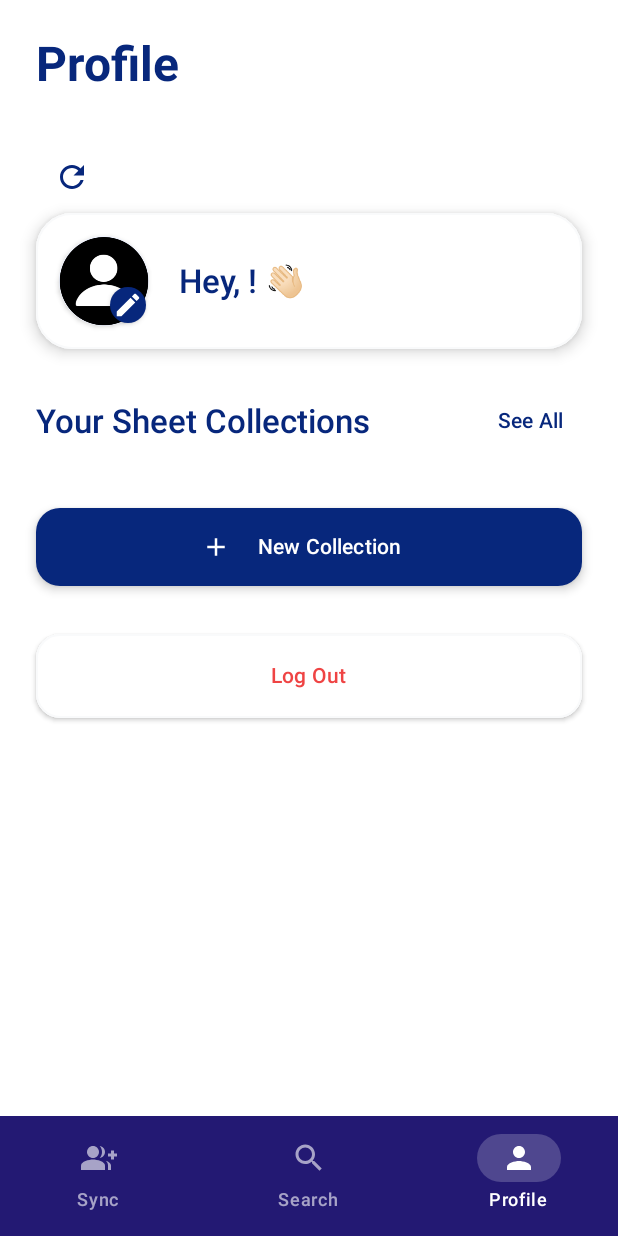
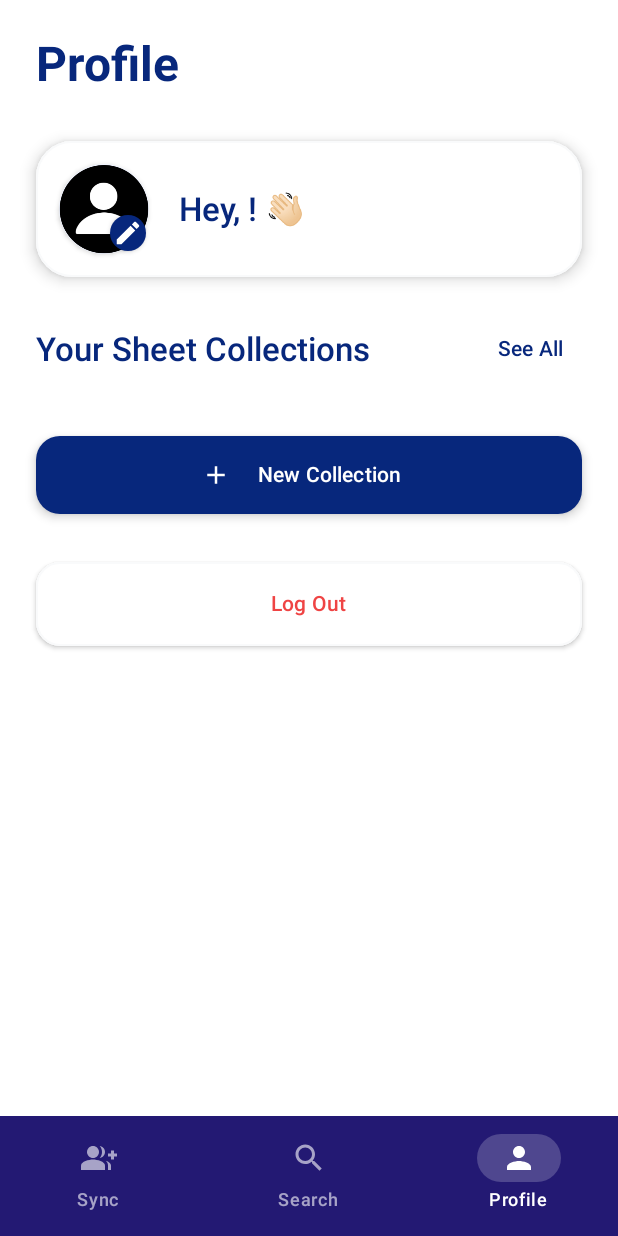
Before and after one commit to hopekcc/summer-intern-2025, an Android app built with Jetpack Compose: the ProfileScreen screen opened through its navigation route, on a phone screen of 412 x 824 dp. Run offline under Robolectric (Android 15) with nearby library versions, the phone set to English and light mode, and no system bars; our stand-ins replace Firebase (no records; nobody signed in at launch, a user with empty details on screens opened directly); network calls fail; pictures from the network do not load.

Commit message:
profile update

```diff
--- a/mobile/chordproapp/app/src/main/java/com/example/chordproapp/screens/ProfileScreen.kt
+++ b/mobile/chordproapp/app/src/main/java/com/example/chordproapp/screens/ProfileScreen.kt
@@ -109,13 +109,13 @@ fun ProfileScreen(
                     color = MaterialTheme.colorScheme.onBackground,
                     modifier = Modifier.padding(bottom = 32.dp)
                 )
-                IconButton(onClick = { playlistViewModel.loadAllPlaylists() }) {
-                    Icon(
-                        Icons.Default.Refresh,
-                        contentDescription = "Refresh Playlists",
-                        tint = MaterialTheme.colorScheme.primary
-                    )
-                }
+//                IconButton(onClick = { playlistViewModel.loadAllPlaylists() }) {
+//                    Icon(
+//                        Icons.Default.Refresh,
+//                        contentDescription = "Refresh Playlists",
+//                        tint = MaterialTheme.colorScheme.primary
+//                    )
+//                }
             }
 
             item {
```
